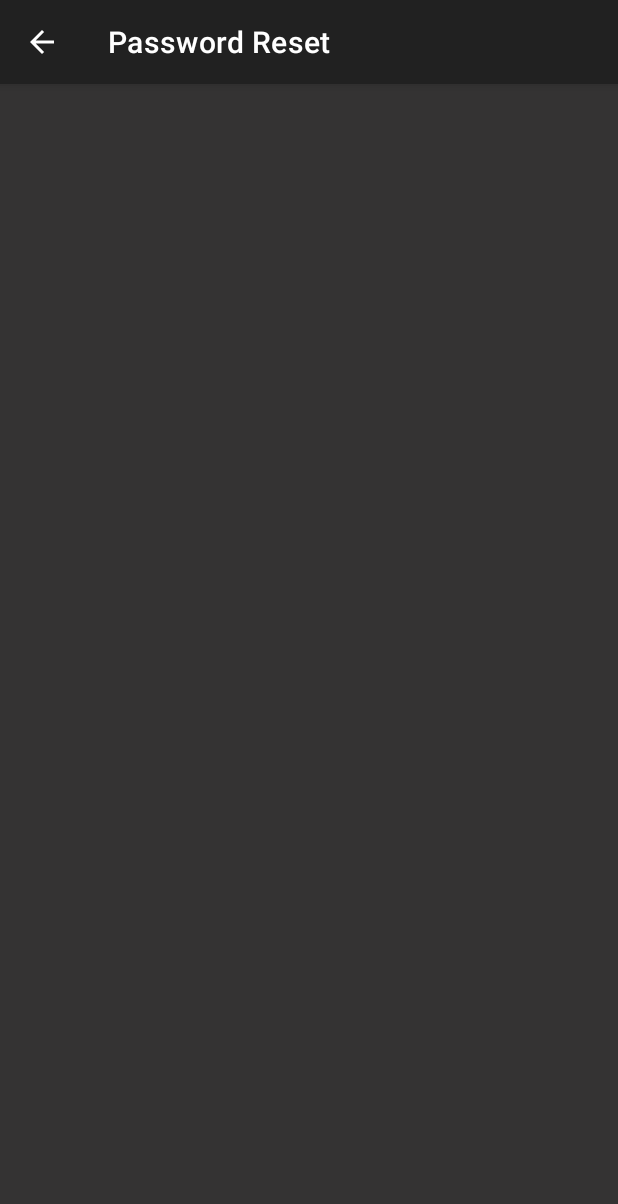
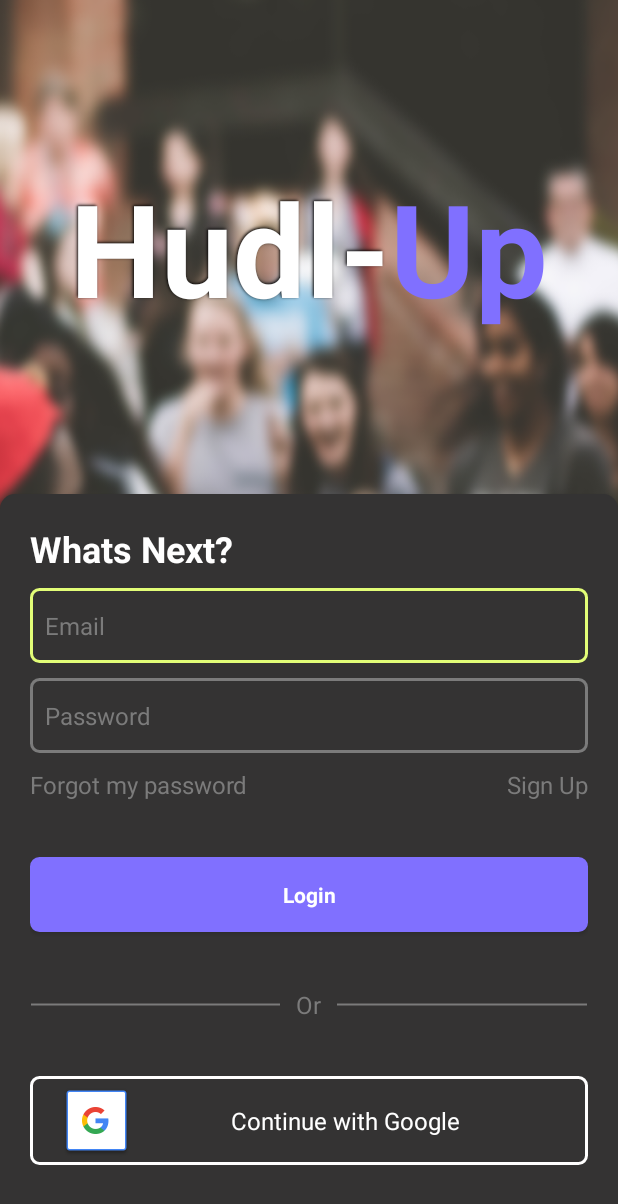
Before and after one commit to atomichades/hudlup-android-kotlin, an Android app: the screen it shows after launch (ForgottenPassword before the commit, MainActivity after it), after a tap on "Forgot my password", on a phone screen of 412 x 824 dp. Shown: the top 1204 px of the screen. Run offline under Robolectric (Android 15) with nearby library versions, the phone set to English and light mode, and no system bars; 2 statements that could not run were skipped.

Commit message:
removed login as an activity and started nav controller work.

```diff
--- a/app/build.gradle
+++ b/app/build.gradle
@@ -44,6 +44,8 @@ dependencies {
     implementation 'androidx.appcompat:appcompat:1.6.1'
     implementation 'com.google.android.material:material:1.9.0'
     implementation 'androidx.constraintlayout:constraintlayout:2.1.4'
+    implementation 'androidx.navigation:navigation-fragment-ktx:2.6.0'
+    implementation 'androidx.navigation:navigation-ui-ktx:2.6.0'
     testImplementation 'junit:junit:4.13.2'
     androidTestImplementation 'androidx.test.ext:junit:1.1.5'
     androidTestImplementation 'androidx.test.espresso:espresso-core:3.5.1'
--- a/app/src/main/java/com/example/hudlup/MainActivity.kt
+++ b/app/src/main/java/com/example/hudlup/MainActivity.kt
@@ -3,16 +3,19 @@ package com.example.hudlup
 import android.content.Intent
 import androidx.appcompat.app.AppCompatActivity
 import android.os.Bundle
-import com.example.hudlup.onboarding.LoginActivity
+import com.example.hudlup.onboarding.LoginFragment
 
 class MainActivity : AppCompatActivity() {
     override fun onCreate(savedInstanceState: Bundle?) {
         super.onCreate(savedInstanceState)
         setContentView(R.layout.activity_main)
-
-        //do some validation on authentication here
-        var intent = Intent(this, LoginActivity::class.java)
-        startActivity(intent)
-        finish()
+// Logic to load the starting destination
+        //  when the Activity is first created
+        if (savedInstanceState == null) {
+            val fragment = LoginFragment()
+            supportFragmentManager.beginTransaction()
+                .add(R.id.main_content, fragment, LoginFragment.TAG)
+                .commit()
+        }
     }
 }
--- a/app/src/main/java/com/example/hudlup/onboarding/ForgottenPassword.kt
+++ /dev/null
@@ -1,25 +0,0 @@
-package com.example.hudlup.onboarding
-
-import androidx.appcompat.app.AppCompatActivity
-import android.os.Bundle
-import android.view.MenuItem
-import com.example.hudlup.R
-import com.example.hudlup.databinding.ActivityForgottenPasswordBinding
-
-class ForgottenPassword : AppCompatActivity() {
-    private lateinit var binding: ActivityForgottenPasswordBinding
-
-    override fun onCreate(savedInstanceState: Bundle?) {
-        super.onCreate(savedInstanceState)
-        //setup ViewBinding
-        binding = ActivityForgottenPasswordBinding.inflate(layoutInflater)
-        val view = binding.root
-        setContentView(view)
-        //setup supportToolBar
-        val supportToolac = supportActionBar
-        supportToolac?.title = "Password Reset"
-        supportToolac?.setDisplayHomeAsUpEnabled(true)
-    }
-
-
-}
--- a/app/src/main/java/com/example/hudlup/onboarding/LoginActivity.kt
+++ /dev/null
@@ -1,30 +0,0 @@
-package com.example.hudlup.onboarding
-
-import android.content.Intent
-import androidx.appcompat.app.AppCompatActivity
-import android.os.Bundle
-import com.example.hudlup.R
-import com.example.hudlup.databinding.ActivityForgottenPasswordBinding
-import com.example.hudlup.databinding.ActivityLoginBinding
-
-class LoginActivity : AppCompatActivity() {
-    private lateinit var binding: ActivityLoginBinding
-    override fun onCreate(savedInstanceState: Bundle?) {
-        super.onCreate(savedInstanceState)
-        //setup ViewBinding
-        binding = ActivityLoginBinding.inflate(layoutInflater)
-        val view = binding.root
-        setContentView(view)
-        setupButtons()
-    }
-
-    private fun setupButtons(){
-        binding.forgotMyPasswordBtn.setOnClickListener {
-            startActivity(Intent(this@LoginActivity,ForgottenPassword::class.java))
-        }
-
-        binding.signUpBtn.setOnClickListener {
-            startActivity(Intent(this@LoginActivity, SignUpActivity::class.java))
-        }
-    }
-}
--- /dev/null
+++ b/app/src/main/java/com/example/hudlup/onboarding/LoginFragment.kt
@@ -0,0 +1,57 @@
+package com.example.hudlup.onboarding
+
+import android.R
+import android.content.Intent
+import android.os.Bundle
+import android.view.LayoutInflater
+import android.view.View
+import android.view.ViewGroup
+import androidx.fragment.app.Fragment
+import androidx.navigation.Navigation
+import androidx.navigation.Navigation.findNavController
+import androidx.navigation.fragment.findNavController
+import com.example.hudlup.databinding.FragmentLoginBinding
+
+
+class LoginFragment : Fragment() {
+    private var _binding: FragmentLoginBinding ? = null
+    private val binding get() = _binding!!
+    val view: View
+    override fun onCreate(savedInstanceState: Bundle?) {
+        super.onCreate(savedInstanceState)
+
+    }
+    override fun onCreateView(inflater: LayoutInflater, container: ViewGroup?,savedInstanceState: Bundle?): View? {
+        _binding = FragmentLoginBinding.inflate(inflater, container, false)
+        val view = binding.root
+        return view
+    }
+
+    override fun onViewCreated(view: View, savedInstanceState: Bundle?) {
+        super.onViewCreated(view, savedInstanceState)
+        setupButtons()
+    }
+
+    override fun onDestroyView() {
+        super.onDestroyView()
+        _binding = null
+    }
+
+    private fun setupButtons(){
+        binding.forgotMyPasswordBtn.setOnClickListener {
+        //TODO NAV TO FORGOTTEN PASSWORD
+            findNavController().navigate(R.id.action_loginFragment_to_forgottenPasswordFragment)
+        }
+
+        binding.signUpBtn.setOnClickListener {
+            //TODO NAV TO SIGNUP
+        }
+    }
+
+    companion object TAG {
+        const val TAG: String = "LoginFragment"
+    }
+
+
+
+}
--- a/app/src/main/java/com/example/hudlup/onboarding/SignUpActivity.kt
+++ b/app/src/main/java/com/example/hudlup/onboarding/SignUpActivity.kt
@@ -2,8 +2,6 @@ package com.example.hudlup.onboarding
 
 import androidx.appcompat.app.AppCompatActivity
 import android.os.Bundle
-import com.example.hudlup.R
-import com.example.hudlup.databinding.ActivityForgottenPasswordBinding
 import com.example.hudlup.databinding.ActivitySignUpBinding
 
 class SignUpActivity : AppCompatActivity() {
--- a/app/src/main/res/layout/activity_main.xml
+++ b/app/src/main/res/layout/activity_main.xml
@@ -1,8 +1,17 @@
 <?xml version="1.0" encoding="utf-8"?>
-<androidx.constraintlayout.widget.ConstraintLayout xmlns:android="http://schemas.android.com/apk/res/android"
+<FrameLayout
     xmlns:app="http://schemas.android.com/apk/res-auto"
-    xmlns:tools="http://schemas.android.com/tools"
-    android:layout_width="match_parent"
+    xmlns:android="http://schemas.android.com/apk/res/android"
     android:layout_height="match_parent"
-    android:background="@color/Info_text"
-    tools:context=".MainActivity"/>
+
+    android:layout_width="match_parent">
+
+    <androidx.fragment.app.FragmentContainerView
+        android:id="@+id/main_content"
+        android:name="androidx.navigation.fragment.NavHostFragment"
+        app:navGraph="@navigation/nav_graph"
+        app:defaultNavHost="true"
+        android:layout_width="match_parent"
+        android:layout_height="match_parent" />
+
+</FrameLayout>
--- a/app/src/main/res/layout/activity_forgotten_password.xml
+++ b/app/src/main/res/layout/fragment_forgotten_password.xml
@@ -5,6 +5,6 @@
     android:layout_width="match_parent"
     android:layout_height="match_parent"
     android:background="@color/BG"
-    tools:context=".onboarding.ForgottenPassword">
+    >
 
 </androidx.constraintlayout.widget.ConstraintLayout>
--- /dev/null
+++ b/app/src/main/res/navigation/nav_graph.xml
@@ -0,0 +1,19 @@
+<?xml version="1.0" encoding="utf-8"?>
+<navigation xmlns:android="http://schemas.android.com/apk/res/android"
+    xmlns:app="http://schemas.android.com/apk/res-auto"
+    xmlns:tools="http://schemas.android.com/tools"
+    android:id="@+id/nav_graph"
+    app:startDestination="@id/loginFragment">
+    <fragment
+        android:id="@+id/loginFragment"
+        android:name="com.example.hudlup.onboarding.LoginFragment"
+        android:label="LoginFragment" >
+        <action
+            android:id="@+id/action_loginFragment_to_forgottenPasswordFragment"
+            app:destination="@id/forgottenPasswordFragment" />
+    </fragment>
+    <fragment
+        android:id="@+id/forgottenPasswordFragment"
+        android:name="com.example.hudlup.onboarding.ForgottenPasswordFragment"
+        android:label="ForgottenPasswordFragment" />
+</navigation>
--- a/app/src/main/res/values/strings.xml
+++ b/app/src/main/res/values/strings.xml
@@ -4,4 +4,6 @@
     <string name="sign_up">Sign Up</string>
     <string name="password">Password</string>
     <string name="email">Email</string>
+    <!-- TODO: Remove or change this placeholder text -->
+    <string name="hello_blank_fragment">Hello blank fragment</string>
 </resources>
```
Also changed, not shown: app/src/main/AndroidManifest.xml (+5 -15 lines), app/src/main/java/com/example/hudlup/onboarding/ForgottenPasswordFragment.kt (added, +41 -0 lines), app/src/main/res/layout/fragment_login.xml (renamed from app/src/main/res/layout/activity_login.xml), 2 other files.
